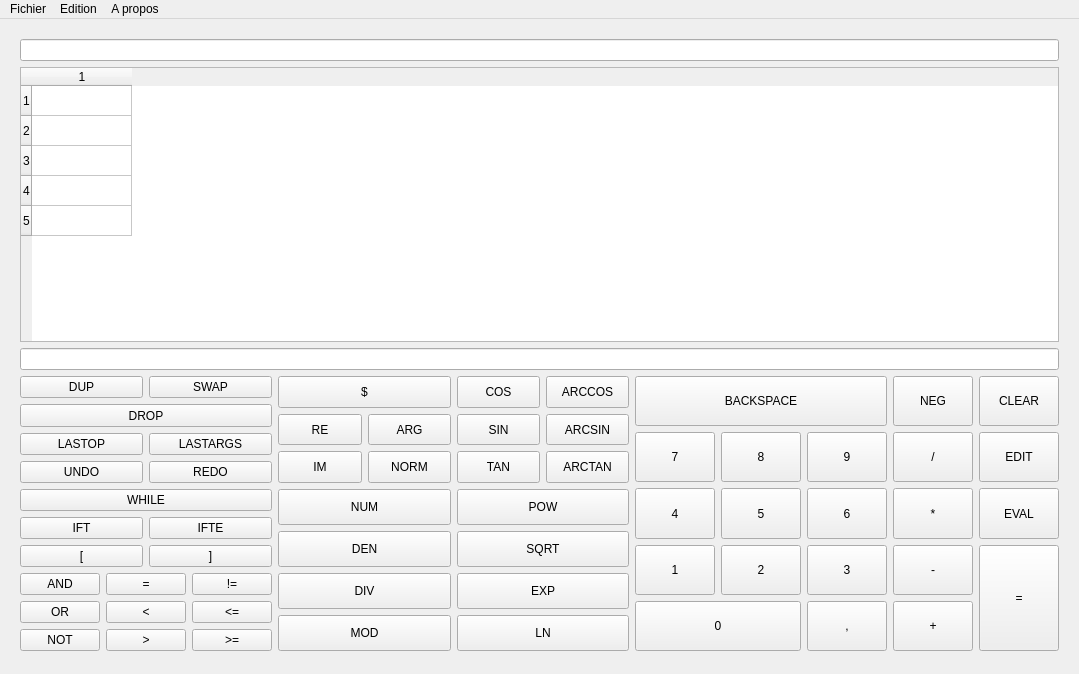
First picture: the form in UTComputer/UTComputer/mainwindow.ui, repository Bendabir/LO21, before the edit.
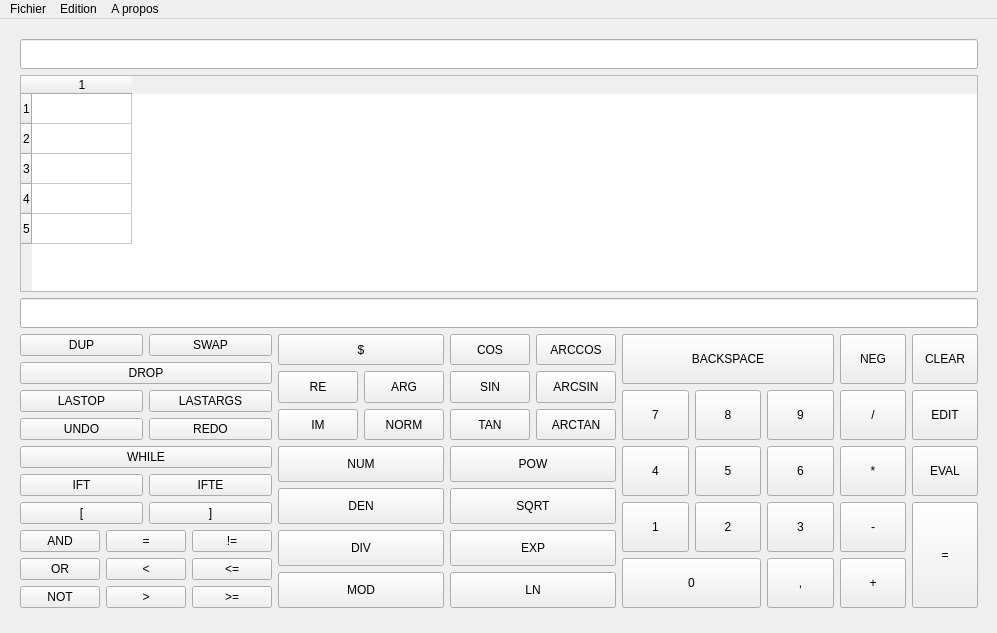
Second picture: the form after the edit.

```diff
--- a/UTComputer/UTComputer/mainwindow.ui
+++ b/UTComputer/UTComputer/mainwindow.ui
@@ -6,8 +6,8 @@
    <rect>
     <x>0</x>
     <y>0</y>
-    <width>1079</width>
-    <height>674</height>
+    <width>997</width>
+    <height>633</height>
    </rect>
   </property>
   <property name="windowTitle">
@@ -19,13 +19,31 @@
      <rect>
       <x>9</x>
       <y>9</y>
-      <width>1061</width>
-      <height>634</height>
+      <width>980</width>
+      <height>591</height>
      </rect>
     </property>
     <layout class="QVBoxLayout" name="verticalLayout_2">
      <item>
-      <widget class="QLineEdit" name="lineEdit">
+      <widget class="QLineEdit" name="errorInput">
+       <property name="minimumSize">
+        <size>
+         <width>0</width>
+         <height>30</height>
+        </size>
+       </property>
+       <property name="maximumSize">
+        <size>
+         <width>16777215</width>
+         <height>30</height>
+        </size>
+       </property>
+       <property name="baseSize">
+        <size>
+         <width>0</width>
+         <height>30</height>
+        </size>
+       </property>
        <property name="readOnly">
         <bool>true</bool>
        </property>
@@ -33,6 +51,12 @@
      </item>
      <item>
       <widget class="QTableWidget" name="tableWidget">
+       <property name="sizePolicy">
+        <sizepolicy hsizetype="Expanding" vsizetype="Expanding">
+         <horstretch>0</horstretch>
+         <verstretch>0</verstretch>
+        </sizepolicy>
+       </property>
        <property name="rowCount">
         <number>5</number>
        </property>
@@ -48,7 +72,32 @@
       </widget>
      </item>
      <item>
-      <widget class="QLineEdit" name="lineEdit_2"/>
+      <widget class="QLineEdit" name="commandInput">
+       <property name="sizePolicy">
+        <sizepolicy hsizetype="Expanding" vsizetype="Fixed">
+         <horstretch>0</horstretch>
+         <verstretch>0</verstretch>
+        </sizepolicy>
+       </property>
+       <property name="minimumSize">
+        <size>
+         <width>0</width>
+         <height>30</height>
+        </size>
+       </property>
+       <property name="maximumSize">
+        <size>
+         <width>16777215</width>
+         <height>30</height>
+        </size>
+       </property>
+       <property name="baseSize">
+        <size>
+         <width>0</width>
+         <height>30</height>
+        </size>
+       </property>
+      </widget>
      </item>
      <item>
       <layout class="QGridLayout" name="gridLayout_10">
@@ -1174,7 +1223,7 @@
     <rect>
      <x>0</x>
      <y>0</y>
-     <width>1079</width>
+     <width>997</width>
      <height>21</height>
     </rect>
    </property>
```
Left out of the diff: 120 changed lines with no effect on the pictures.
